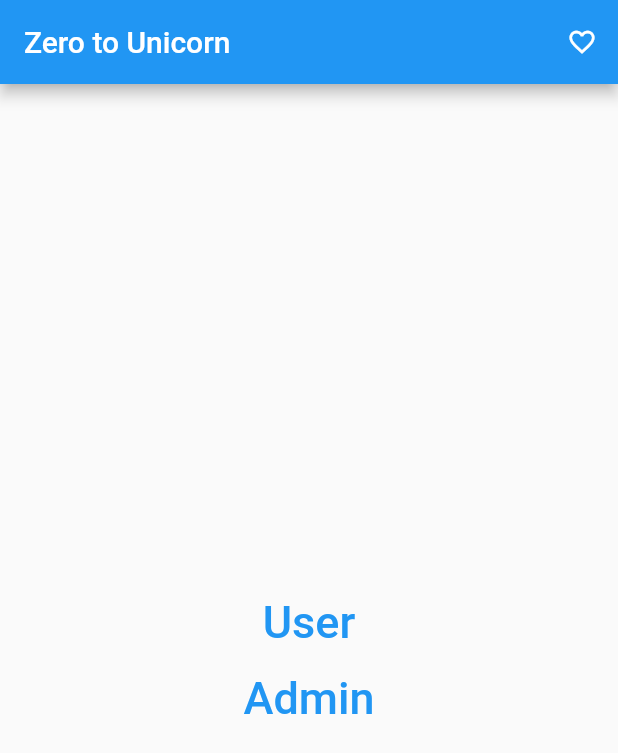
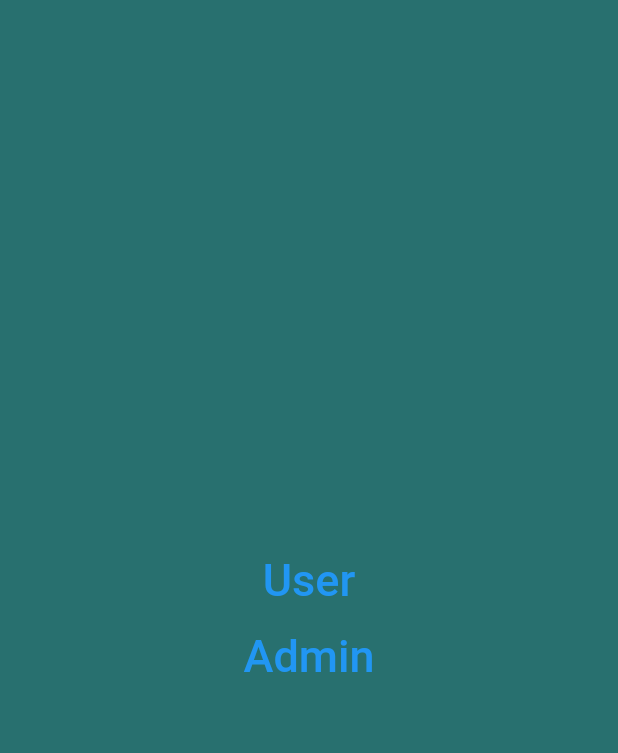
Before and after one commit to asmfahim1/master_packages, a Flutter app: the screen it shows after launch, on a phone screen of 412 x 824 dp. Shown: the top 753 px of the screen. Run offline on Flutter 3.47's test engine with Material 2 defaults, Android fonts, the phone set to English and light mode, and no system bars; our stand-ins replace get.

```diff
--- a/lib/main.dart
+++ b/lib/main.dart
@@ -1,4 +1,5 @@
 import 'package:flutter/material.dart';
+import 'package:get/get.dart';
 import 'package:master_package/screens/home_screen.dart';
 
 void main() {
@@ -9,12 +10,14 @@ class MyApp extends StatelessWidget {
   const MyApp({Key? key}) : super(key: key);
   @override
   Widget build(BuildContext context) {
-    return MaterialApp(
+    return GetMaterialApp(
+      debugShowCheckedModeBanner: false,
       title: 'Flutter Demo',
-      theme: ThemeData(
-        primarySwatch: Colors.blue,
-      ),
-      home: const HomeScreen(),
+      theme: ThemeData().copyWith(
+          // primaryColor: Color(0xFF28706F),
+          scaffoldBackgroundColor: Color(0xFF28706F),
+          appBarTheme: AppBarTheme(backgroundColor: Colors.white)),
+      home: HomeScreen(),
     );
   }
 }
--- a/lib/screens/home_screen.dart
+++ b/lib/screens/home_screen.dart
@@ -1,4 +1,6 @@
 import 'package:flutter/material.dart';
+import 'package:get/get.dart';
+import 'package:master_package/screens/login_screen.dart';
 
 class HomeScreen extends StatelessWidget {
   const HomeScreen({Key? key}) : super(key: key);
@@ -6,29 +8,22 @@ class HomeScreen extends StatelessWidget {
   @override
   Widget build(BuildContext context) {
     return Scaffold(
-      appBar: AppBar(
-        title: const Text("Zero to Unicorn"),
-        actions: [
-          IconButton(
-              onPressed: () {},
-              icon: const Icon(
-                Icons.favorite_outline_outlined,
-                size: 20,
-              ))
-        ],
-      ),
       body: Center(
         child: Column(
           mainAxisAlignment: MainAxisAlignment.center,
           children: [
             TextButton(
-                onPressed: () {},
+                onPressed: () {
+                  Get.to(LoginScreen());
+                },
                 child: const Text(
                   "User",
                   style: TextStyle(fontSize: 30),
                 )),
             TextButton(
-              onPressed: () {},
+              onPressed: () {
+                Get.to(LoginScreen());
+              },
               child: const Text("Admin", style: TextStyle(fontSize: 30)),
             )
           ],
--- a/pubspec.yaml
+++ b/pubspec.yaml
@@ -27,6 +27,7 @@ environment:
 # the latest version available on pub.dev. To see which dependencies have newer
 # versions available, run `flutter pub outdated`.
 dependencies:
+  get: ^4.6.1
   flutter:
     sdk: flutter
 
```
Also changed, not shown: lib/screens/login_screen.dart (+146 -23 lines), pubspec.lock.
